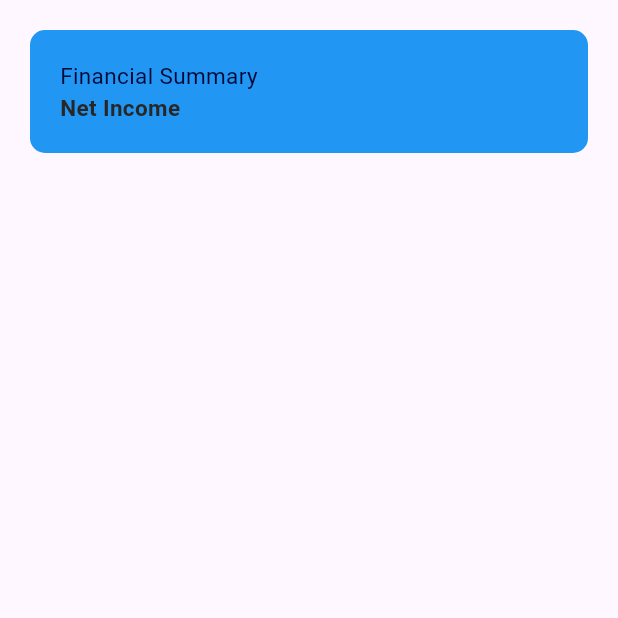
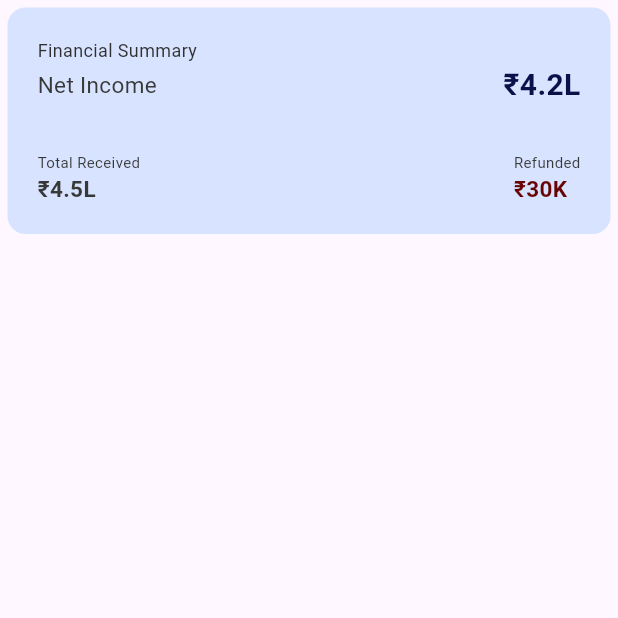
Before and after one commit to KRISHNA-SHINGALA/naviGo_with_flutter, a Flutter app: the ATransactionHistory screen opened directly, on a phone screen of 412 x 824 dp, the top half of it. Run offline on Flutter 3.47's test engine with Material 3 defaults, Android fonts, the phone set to English and light mode, and no system bars.

Commit message:
final change

```diff
--- a/navigo_tour_management_system/lib/core/admin/a_completedtrips_history.dart
+++ b/navigo_tour_management_system/lib/core/admin/a_completedtrips_history.dart
@@ -35,15 +35,15 @@ class _ACompletedtripsHistoryState extends State<ACompletedtripsHistory> {
     return Scaffold(
       body: SingleChildScrollView(
         child: Padding(
-          padding: const EdgeInsets.all(18),
+          padding: const EdgeInsets.all(5),
 
           child: Column(
             crossAxisAlignment: CrossAxisAlignment.start,
             children: [
               Container(padding: const EdgeInsets.all(20),
               decoration: BoxDecoration(
-                color: Colors.blue.shade500,
-                borderRadius: BorderRadius.circular(12),
+                color: const Color(0xFFD7E3FF),
+                borderRadius: BorderRadius.circular(13),
               ),
 
               child: Row(
@@ -54,7 +54,7 @@ class _ACompletedtripsHistoryState extends State<ACompletedtripsHistory> {
                       Text(
                         'TOTAL REVENUE',
                         style: TextStyle(
-                          fontSize: 15,
+                          fontSize: 12,
                           color: Colors.blue.shade900,
                           fontWeight: FontWeight.bold,
                         ),
@@ -64,7 +64,7 @@ class _ACompletedtripsHistoryState extends State<ACompletedtripsHistory> {
                       const Text(
                         '₹4.5L',
                         style: TextStyle(
-                          fontSize: 20,
+                          fontSize: 15,
                           fontWeight: FontWeight.bold
                         ),
                       ),
@@ -76,7 +76,7 @@ class _ACompletedtripsHistoryState extends State<ACompletedtripsHistory> {
                       Text(
                         'COMPLETED',
                         style: TextStyle(
-                          fontSize: 15,
+                          fontSize: 12,
                           color:Colors.blue.shade900,
                           fontWeight: FontWeight.bold
                         ),
@@ -86,7 +86,7 @@ class _ACompletedtripsHistoryState extends State<ACompletedtripsHistory> {
                       const Text(
                         '24',
                         style: TextStyle(
-                          fontSize: 20,
+                          fontSize: 15,
                           fontWeight: FontWeight.bold
                         ),
                       ),
@@ -97,7 +97,7 @@ class _ACompletedtripsHistoryState extends State<ACompletedtripsHistory> {
                       Text(
                         'PASSENGERS',
                         style: TextStyle(
-                          fontSize: 15,
+                          fontSize: 12,
                           color: Colors.blue.shade900,
                           fontWeight: FontWeight.bold
                         ),
@@ -106,7 +106,7 @@ class _ACompletedtripsHistoryState extends State<ACompletedtripsHistory> {
                       const Text(
                         '850',
                         style: TextStyle(
-                          fontSize: 20,
+                          fontSize: 15,
                           fontWeight: FontWeight.bold
                         ),
                       )
@@ -115,7 +115,7 @@ class _ACompletedtripsHistoryState extends State<ACompletedtripsHistory> {
                 ],
               ),
             ),
-            const SizedBox(height: 25),
+            const SizedBox(height: 10),
 
             Row(mainAxisAlignment:
              MainAxisAlignment.spaceBetween,
@@ -124,22 +124,22 @@ class _ACompletedtripsHistoryState extends State<ACompletedtripsHistory> {
               Text(
                 'Recent Completions',
                 style: TextStyle(
-                  fontSize: 18,
+                  fontSize: 15,
                   fontWeight: FontWeight.bold,
                 ),
               ),
               Text('2024 (current Year)',
               style: TextStyle(
-                fontSize: 11,
+                fontSize: 10,
                 fontWeight: FontWeight.bold,
               ),
               )
              ],
             ),
-           const SizedBox(height:20),
+           const SizedBox(height:10),
            for(final trip in trips)
            Card(
-            margin: const EdgeInsets.only(bottom: 18),
+            margin: const EdgeInsets.only(bottom: 10),
             elevation: 2,
             shape: RoundedRectangleBorder(
               borderRadius:BorderRadius.circular(10),
--- a/navigo_tour_management_system/lib/core/admin/a_transaction_history.dart
+++ b/navigo_tour_management_system/lib/core/admin/a_transaction_history.dart
@@ -10,50 +10,107 @@ class ATransactionHistory extends StatefulWidget {
 class _ATransactionHistoryState extends State<ATransactionHistory> {
   @override
   Widget build(BuildContext context) {
-    return Scaffold(
-      body:SingleChildScrollView(
+    return  Scaffold(
+      body: SingleChildScrollView(
         child: Padding(
-          padding:const EdgeInsets.all(20),
-
+          padding: const  EdgeInsets.all(5),
           child: Column(
             crossAxisAlignment: CrossAxisAlignment.start,
             children: [
               Container(
                 padding: const EdgeInsets.all(20),
                 decoration: BoxDecoration(
-                  color: Colors.blue.shade500,
-                  borderRadius: BorderRadius.circular(10)
+                color: const Color(0xFFD7E3FF),
+                borderRadius: BorderRadius.circular(12)
                 ),
-                child: Row(
-                  mainAxisAlignment: MainAxisAlignment.spaceBetween,
+                child: Column(
+                  crossAxisAlignment: CrossAxisAlignment.start,
                   children: [
-                    Column(
-                      crossAxisAlignment: CrossAxisAlignment.start,
+                    const Text(
+                      'Financial Summary',
+                      style: TextStyle(
+                      color: Color.fromARGB(255, 48, 48, 48),
+                      fontSize: 12
+                      ),
+                    ),
+                    Row(
+                      mainAxisAlignment: MainAxisAlignment.spaceBetween,
                       children: [
                         const Text(
-                          'Financial Summary',
+                        'Net Income',
                           style: TextStyle(
-                          color: Color.fromARGB(255, 1, 8, 53),
-                          fontSize: 15
+                          color: Color.fromARGB(255, 56, 56, 56),
+                          fontSize: 15,
                           ),
                         ),
                         const Text(
-                          'Net Income',
+                          '₹4.2L',
                           style: TextStyle(
-                            fontSize: 15,
-                            color: Color.fromARGB(255, 39, 39, 39),
-                            fontWeight: FontWeight.bold
+                          color: Color.fromARGB(255, 12, 16, 73),
+                          fontSize: 20,
+                          fontWeight: FontWeight.bold
                           ),
+                        ),
+                      ],
+                    ),
+                    const SizedBox(height: 30),
+                    Row(
+                      mainAxisAlignment: MainAxisAlignment.spaceBetween,
+                      children:[
+                      Column(
+                        crossAxisAlignment: CrossAxisAlignment.start,
+
+                      children: [
+                        const Text(
+                        'Total Received ',
+                        style: TextStyle(
+                        color: Color.fromARGB(255, 56, 56, 56),
+                        fontSize: 10,
+
+                        ),
+                        ),
+                         const Text(
+                        '₹4.5L',
+                        style: TextStyle(
+                        color: Color.fromARGB(255, 56, 56, 56),
+                        fontSize: 15,
+                        fontWeight: FontWeight.bold
+                        ),
+                        ),
+                      ],
+                    ),
+                        Column(
+                        crossAxisAlignment: CrossAxisAlignment.start,
+                      children: [
+                        const Text(
+                        'Refunded',
+                        style: TextStyle(
+                        color: Color.fromARGB(255, 56, 56, 56),
+                        fontSize: 10,
+
+                        ),
+                        ),
+
+                        const Text(
+                        '₹30K',
+                        style: TextStyle(
+                        color: Color.fromARGB(255, 104, 3, 3),
+                        fontSize: 15,
+                        fontWeight: FontWeight.bold
+
+                        ),
                         ),
                       ],
                     )
                   ],
-                ),
+                )
+              ],
+            ),
               )
             ],
           ),
-          ),
-      ) ,
+        ),
+      ),
     );
   }
 }
--- a/navigo_tour_management_system/lib/main.dart
+++ b/navigo_tour_management_system/lib/main.dart
@@ -1,4 +1,5 @@
 import 'package:flutter/material.dart';
+//import 'package:navigo_tour_management_system/core/admin/a_completedtrips_history.dart';
 //import 'package:navigo_tour_management_system/core/admin/a_transaction_history.dart';
 import 'package:navigo_tour_management_system/core/auth/login_screen.dart';
 // import 'package:navigo_tour_management_system/core/common/splash_screen.dart';
```
